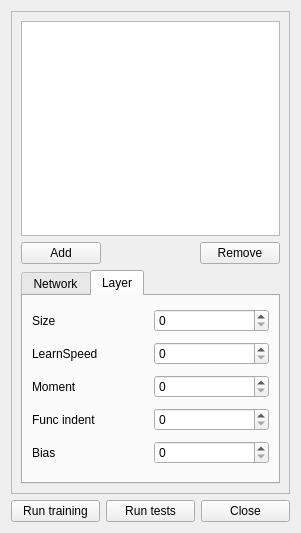
Old version of the form Plugins/NeuralNetworkView/mainform.ui in the repository kee-reel/PLAG.
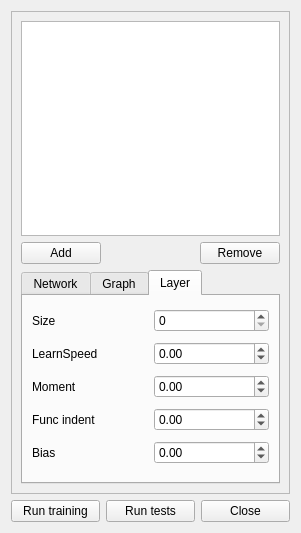
New version of the form. The open tabs and pages were chosen to show the change.

The edit to the form file:
```diff
--- a/Plugins/NeuralNetworkView/mainform.ui
+++ b/Plugins/NeuralNetworkView/mainform.ui
@@ -59,9 +59,18 @@
       </item>
       <item>
        <widget class="QTabWidget" name="tabWidget">
+        <property name="tabShape">
+         <enum>QTabWidget::Rounded</enum>
+        </property>
         <property name="currentIndex">
          <number>1</number>
         </property>
+        <property name="documentMode">
+         <bool>false</bool>
+        </property>
+        <property name="tabsClosable">
+         <bool>false</bool>
+        </property>
         <widget class="QWidget" name="tab">
          <attribute name="title">
           <string>Network</string>
@@ -142,6 +151,16 @@
           </item>
          </layout>
         </widget>
+        <widget class="QWidget" name="tab_3">
+         <attribute name="title">
+          <string>Graph</string>
+         </attribute>
+         <layout class="QVBoxLayout" name="verticalLayout_4">
+          <item>
+           <widget class="QWidget" name="widget" native="true"/>
+          </item>
+         </layout>
+        </widget>
         <widget class="QWidget" name="tab_2">
          <attribute name="title">
           <string>Layer</string>
@@ -171,7 +190,20 @@
              </widget>
             </item>
             <item>
-             <widget class="QSpinBox" name="spinBox_4"/>
+             <widget class="QDoubleSpinBox" name="spinLearnSpeed">
+              <property name="accelerated">
+               <bool>true</bool>
+              </property>
+              <property name="minimum">
+               <double>-100.000000000000000</double>
+              </property>
+              <property name="maximum">
+               <double>100.000000000000000</double>
+              </property>
+              <property name="singleStep">
+               <double>0.010000000000000</double>
+              </property>
+             </widget>
             </item>
            </layout>
           </item>
@@ -185,7 +217,20 @@
              </widget>
             </item>
             <item>
-             <widget class="QSpinBox" name="spinBox_5"/>
+             <widget class="QDoubleSpinBox" name="spinMoment">
+              <property name="accelerated">
+               <bool>true</bool>
+              </property>
+              <property name="minimum">
+               <double>-100.000000000000000</double>
+              </property>
+              <property name="maximum">
+               <double>100.000000000000000</double>
+              </property>
+              <property name="singleStep">
+               <double>0.010000000000000</double>
+              </property>
+             </widget>
             </item>
            </layout>
           </item>
@@ -199,7 +244,20 @@
              </widget>
             </item>
             <item>
-             <widget class="QSpinBox" name="spinBox_6"/>
+             <widget class="QDoubleSpinBox" name="spinFuncIndent">
+              <property name="accelerated">
+               <bool>true</bool>
+              </property>
+              <property name="minimum">
+               <double>-100.000000000000000</double>
+              </property>
+              <property name="maximum">
+               <double>100.000000000000000</double>
+              </property>
+              <property name="singleStep">
+               <double>0.010000000000000</double>
+              </property>
+             </widget>
             </item>
            </layout>
           </item>
@@ -213,7 +271,20 @@
              </widget>
             </item>
             <item>
-             <widget class="QSpinBox" name="spinBox_7"/>
+             <widget class="QDoubleSpinBox" name="spinBias">
+              <property name="accelerated">
+               <bool>true</bool>
+              </property>
+              <property name="minimum">
+               <double>-100.000000000000000</double>
+              </property>
+              <property name="maximum">
+               <double>100.000000000000000</double>
+              </property>
+              <property name="singleStep">
+               <double>0.010000000000000</double>
+              </property>
+             </widget>
             </item>
            </layout>
           </item>
```
Left out of the diff: 20 changed lines with no effect on the pictures.
